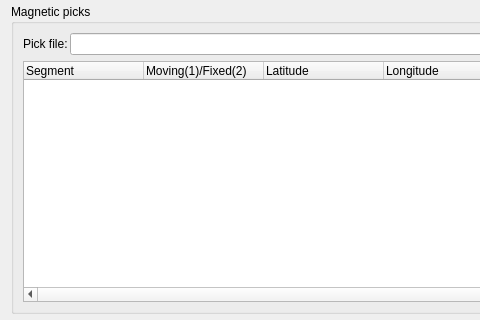
GPlates/GPlates, file src/qt-widgets/HellingerDialogUi.ui: the form before one commit; both pictures show x 0 to 480 and y 0 to 320 of the 820 by 678 pixel window.
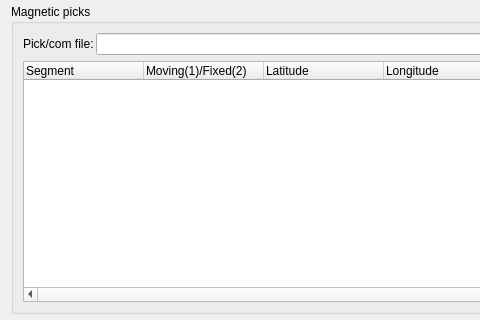
The form after the commit.

Patch:
```diff
--- a/src/qt-widgets/HellingerDialogUi.ui
+++ b/src/qt-widgets/HellingerDialogUi.ui
@@ -120,7 +120,7 @@
         <item>
          <widget class="QLabel" name="label_10">
           <property name="text">
-           <string>Pick file:</string>
+           <string>Pick/com file:</string>
           </property>
          </widget>
         </item>
```
Left out of the diff: 4 changed lines with no effect on the pictures.
